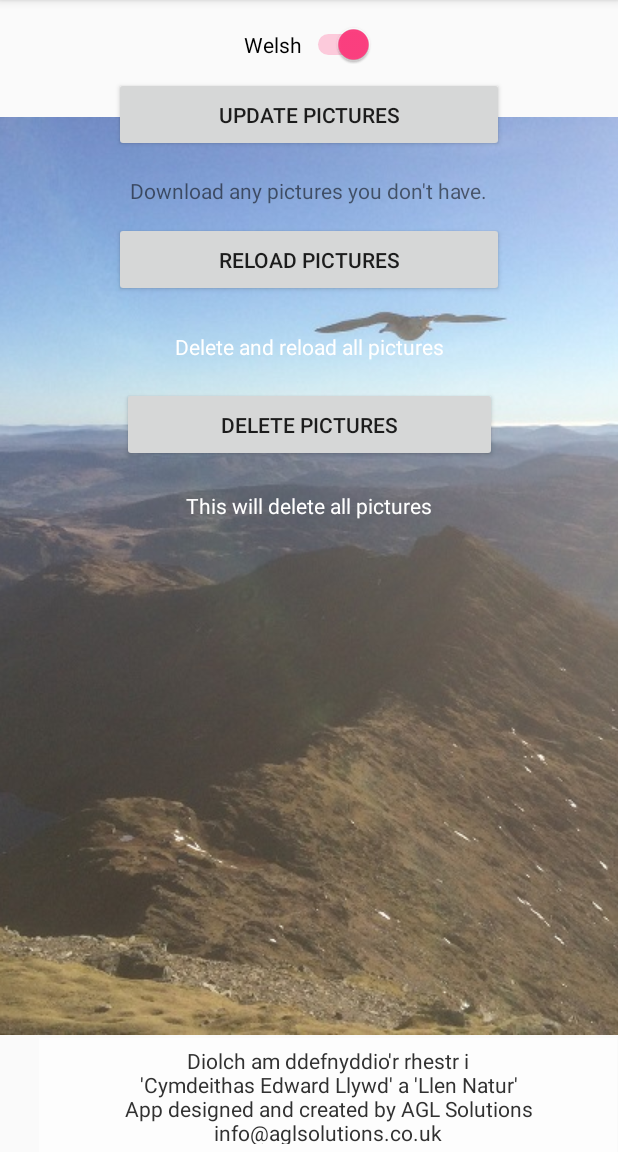
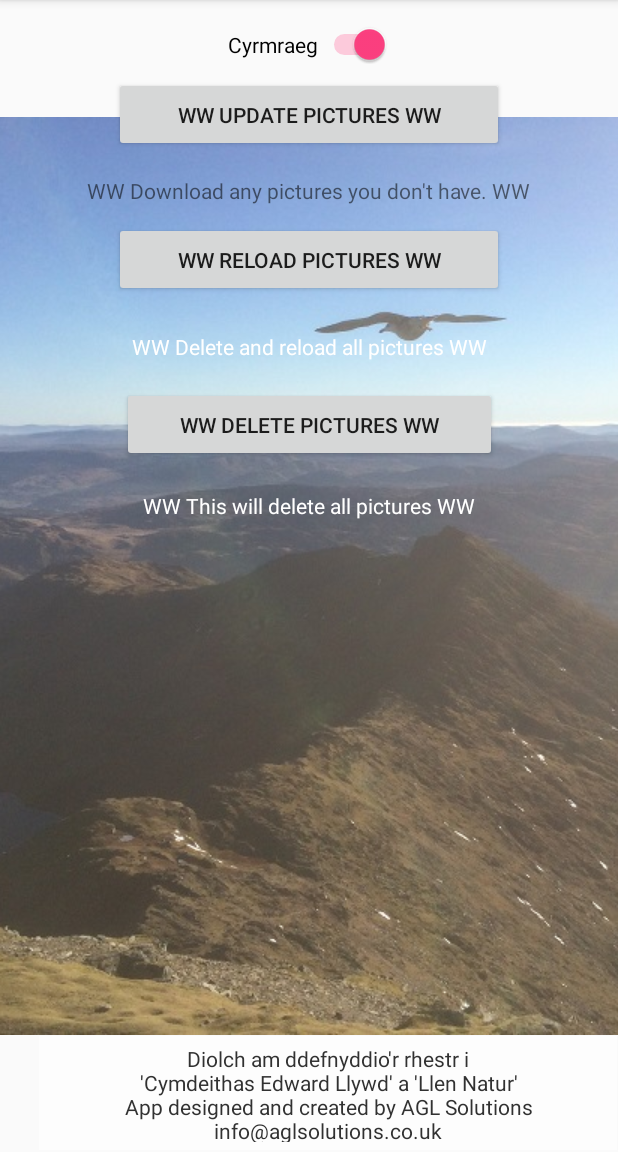
Before and after one commit to NylePudding/Birdwatching, an Android app: the SettingsActivity screen opened directly, with no data from a screen before it, after a tap on "English", on a phone screen of 412 x 824 dp, the part 84-1236 px from its top. Run offline under Robolectric (Android 15) with nearby library versions, the phone set to English and light mode, and no system bars.

Commit message:
Final commit without Welsh translations

```diff
--- a/app/src/main/java/uk/co/walesbirds/birdwatching/ListBirdsActivity.java
+++ b/app/src/main/java/uk/co/walesbirds/birdwatching/ListBirdsActivity.java
@@ -57,13 +57,11 @@ public class ListBirdsActivity extends AppCompatActivity {
             public void onClick(View v){
 
                 ukList = (!ukList);
-
                 if (ukList){
                     txtUkList.setText("Global list");
                 } else {
                     txtUkList.setText("UK list");
                 }
-
                 populateBirdList();
             }
         });
@@ -75,8 +73,6 @@ public class ListBirdsActivity extends AppCompatActivity {
                 displayKey();
             }
         });
-
-
 
     }
 
--- a/app/src/main/java/uk/co/walesbirds/birdwatching/SettingsActivity.java
+++ b/app/src/main/java/uk/co/walesbirds/birdwatching/SettingsActivity.java
@@ -11,7 +11,10 @@ import android.os.Bundle;
 import android.view.View;
 import android.widget.Button;
 import android.widget.Switch;
+import android.widget.TextView;
 import android.widget.Toast;
+
+import org.w3c.dom.Text;
 
 import java.io.File;
 import java.io.FileOutputStream;
@@ -31,6 +34,9 @@ public class SettingsActivity extends AppCompatActivity {
     Button btnUpdatePictures;
     Button btnReloadPictures;
     Button btnDeletePictures;
+    TextView txtUpdate;
+    TextView txtReload;
+    TextView txtDelete;
     ProgressDialog mProgressDialog;
 
 
@@ -43,26 +49,18 @@ public class SettingsActivity extends AppCompatActivity {
         btnUpdatePictures = (Button) findViewById(R.id.btnUpdatePictures);
         btnReloadPictures = (Button) findViewById(R.id.btnReloadPictures);
         btnDeletePictures = (Button) findViewById(R.id.btnDeletePictures);
+        txtUpdate = (TextView) findViewById(R.id.txtUpdate);
+        txtReload = (TextView) findViewById(R.id.txtReload);
+        txtDelete = (TextView) findViewById(R.id.txtDelete);
 
-        if (!Globals.english){
-            swLanguage.setChecked(true);
-            swLanguage.setText("Welsh");
-        }
-
+        setLanguage(Globals.english);
 
         swLanguage.setOnClickListener(new View.OnClickListener() {
 
             @Override
             public void onClick(View v) {
                 Globals.english = !(Globals.english);
-
-                if (Globals.english){
-                    swLanguage.setText("English");
-                } else {
-                    swLanguage.setText("Welsh");
-                }
-
-                System.out.println("ENGLISH??? " + Globals.english);
+                setLanguage(Globals.english);
             }
 
         });
@@ -72,7 +70,6 @@ public class SettingsActivity extends AppCompatActivity {
             @Override
             public void onClick(View v) {
                 System.out.println("Number of pictures: " + countPictures());
-
                 updatePictures();
 
             }
@@ -97,6 +94,28 @@ public class SettingsActivity extends AppCompatActivity {
             }
 
         });
+    }
+
+    private void setLanguage(boolean english){
+        if (english){
+            swLanguage.setChecked(false);
+            swLanguage.setText("English");
+            btnUpdatePictures.setText("UPDATE PICTURES");
+            txtUpdate.setText("Download any pictures you don't have.");
+            btnReloadPictures.setText("RELOAD PICTURES");
+            txtReload.setText("Delete and reload all pictures");
+            btnDeletePictures.setText("DELETE PICTURES");
+            txtDelete.setText("This will delete all pictures");
+        } else {
+            swLanguage.setChecked(true);
+            swLanguage.setText("Cyrmraeg");
+            btnUpdatePictures.setText("WW UPDATE PICTURES WW");
+            txtUpdate.setText("WW Download any pictures you don't have. WW");
+            btnReloadPictures.setText("WW RELOAD PICTURES WW");
+            txtReload.setText("WW Delete and reload all pictures WW");
+            btnDeletePictures.setText("WW DELETE PICTURES WW");
+            txtDelete.setText("WW This will delete all pictures WW");
+        }
     }
 
     /**
@@ -195,6 +214,8 @@ public class SettingsActivity extends AppCompatActivity {
             }
         }
 
+        Toast.makeText(getBaseContext(),"Pictures deleted...", Toast.LENGTH_SHORT).show();
+
     }
 
     /**
@@ -205,7 +226,7 @@ public class SettingsActivity extends AppCompatActivity {
 
         //Create a process dialogue for the download
         mProgressDialog = new ProgressDialog(SettingsActivity.this);
-        mProgressDialog.setMessage("Downloading " + totalPictures + " total pictures");
+        mProgressDialog.setMessage("Downloading " + totalPictures + " total pictures...");
         mProgressDialog.setIndeterminate(true);
         mProgressDialog.setProgressStyle(ProgressDialog.STYLE_HORIZONTAL);
         mProgressDialog.setCancelable(true);
--- a/app/src/main/java/uk/co/walesbirds/birdwatching/WelcomeActivity.java
+++ b/app/src/main/java/uk/co/walesbirds/birdwatching/WelcomeActivity.java
@@ -63,7 +63,10 @@ public class WelcomeActivity extends AppCompatActivity {
 
         txtVer.setText("Latest update: " + getLastUpdateDate());
 
+        //Download latest version if there is an internet connection
         if (isNetworkAvailable()) download();
+        txtVer.setText("Latest update: " + getLastUpdateDate());
+
 
         if (Globals.english){
             txtWelcome.setText("Select a category for translations");
@@ -84,7 +87,6 @@ public class WelcomeActivity extends AppCompatActivity {
                         initiateBirdEntries(false);
                     }
                 }
-
                 startActivity(new Intent(WelcomeActivity.this, ListBirdsActivity.class));
             }
         });
@@ -132,7 +134,7 @@ public class WelcomeActivity extends AppCompatActivity {
     }
 
     /**
-     *
+     *  A method to determine if the device is connected to the internet
      * @return boolean Is there internet connection
      */
     private boolean isNetworkAvailable() {
@@ -155,7 +157,7 @@ public class WelcomeActivity extends AppCompatActivity {
                 //Use that for file input
                 fis = openFileInput("birds.csv");
                 isr = new InputStreamReader(fis);
-            } else {  //Use permanent copy (probably out of date)
+            } else {  //Use permanent copy (out of date)
                 AssetManager am = getAssets();
                 isr = new InputStreamReader(am.open("birds.csv"));
             }
@@ -257,7 +259,7 @@ public class WelcomeActivity extends AppCompatActivity {
     /**
      * Method for getting the column indexes for the different birds
      * @param line The line of column headings
-     * @return int[] The indexes for teh column headings
+     * @return int[] The indexes for the column headings
      */
     private static int[] getColumnIndexes(String line){
 
@@ -380,7 +382,6 @@ public class WelcomeActivity extends AppCompatActivity {
         @Override
         protected void onPostExecute(String result) {
             mWakeLock.release();
-            //mProgressDialog.dismiss();
             if (result != null)
                 Toast.makeText(context,"Download error: "+result, Toast.LENGTH_LONG).show();
             else
@@ -394,24 +395,7 @@ public class WelcomeActivity extends AppCompatActivity {
      * Method for downloading the Bird data file
      */
     private void download(){
-
-        //mProgressDialog = new ProgressDialog(WelcomeActivity.this);
-        //mProgressDialog.setMessage("Downloading data...");
-        //mProgressDialog.setIndeterminate(true);
-        //mProgressDialog.setProgressStyle(ProgressDialog.STYLE_HORIZONTAL);
-        //mProgressDialog.setCancelable(true);
-
         final DownloadTask downloadTask = new DownloadTask(WelcomeActivity.this);
         downloadTask.execute("https://docs.google.com/spreadsheets/d/1fmy92PagupIXIo8zExLhGSNjxVKKz493jgTxOly595A/export?format=csv");
-
-        /*
-        mProgressDialog.setOnCancelListener(new DialogInterface.OnCancelListener() {
-            @Override
-            public void onCancel(DialogInterface dialog) {
-                downloadTask.cancel(true);
-            }
-
-        });
-        */
     }
 }
--- a/app/src/main/res/layout/activity_settings.xml
+++ b/app/src/main/res/layout/activity_settings.xml
@@ -32,7 +32,7 @@
         app:layout_constraintLeft_toLeftOf="parent" />
 
     <TextView
-        android:id="@+id/textView"
+        android:id="@+id/txtUpdate"
         android:layout_width="wrap_content"
         android:layout_height="wrap_content"
         android:layout_marginTop="16dp"
@@ -49,14 +49,14 @@
         android:layout_height="50dp"
         android:layout_marginTop="11dp"
         android:text="Reload Pictures"
-        app:layout_constraintTop_toBottomOf="@+id/textView"
+        app:layout_constraintTop_toBottomOf="@+id/txtUpdate"
         android:layout_marginRight="8dp"
         app:layout_constraintRight_toRightOf="parent"
         android:layout_marginLeft="8dp"
         app:layout_constraintLeft_toLeftOf="parent" />
 
     <TextView
-        android:id="@+id/textView2"
+        android:id="@+id/txtReload"
         android:layout_width="wrap_content"
         android:layout_height="wrap_content"
         android:layout_marginTop="23dp"
@@ -69,17 +69,17 @@
         android:textColor="#FFFFFF" />
 
     <TextView
-        android:id="@+id/textView3"
+        android:id="@+id/txtDelete"
         android:layout_width="wrap_content"
         android:layout_height="wrap_content"
         android:layout_marginLeft="8dp"
         android:layout_marginRight="8dp"
         android:layout_marginTop="19dp"
         android:text="This will delete all pictures"
+        android:textColor="#FFFFFF"
         app:layout_constraintLeft_toLeftOf="parent"
         app:layout_constraintRight_toRightOf="parent"
-        app:layout_constraintTop_toBottomOf="@+id/btnDeletePictures"
-        android:textColor="#FFFFFF" />
+        app:layout_constraintTop_toBottomOf="@+id/btnDeletePictures" />
 
     <Button
         android:id="@+id/btnDeletePictures"
@@ -87,7 +87,7 @@
         android:layout_height="50dp"
         android:layout_marginTop="17dp"
         android:text="Delete Pictures"
-        app:layout_constraintTop_toBottomOf="@+id/textView2"
+        app:layout_constraintTop_toBottomOf="@+id/txtReload"
         android:layout_marginRight="8dp"
         app:layout_constraintRight_toRightOf="parent"
         android:layout_marginLeft="8dp"
@@ -97,7 +97,7 @@
         android:id="@+id/txtCredits"
         android:layout_width="385dp"
         android:layout_height="76dp"
-        android:layout_marginBottom="0dp"
+        android:layout_marginBottom="1dp"
         android:background="#a2ffffff"
         android:padding="5dp"
         android:text="Diolch am ddefnyddio'r rhestr i\n'Cymdeithas Edward Llywd' a 'Llen Natur'\nApp designed and created by AGL Solutions\ninfo@aglsolutions.co.uk"
--- a/app/src/main/res/layout/activity_view_bird.xml
+++ b/app/src/main/res/layout/activity_view_bird.xml
@@ -44,9 +44,7 @@
             android:id="@+id/txtBirdDetails"
             android:layout_width="275dp"
             android:layout_height="125dp"
-            android:layout_below="@+id/txtBirdName"
-            android:layout_centerHorizontal="true"
-            android:layout_marginTop="14dp"
+            android:layout_marginTop="13dp"
             android:background="#a2ffffff"
             android:padding="5dp"
             android:text="TextView"
@@ -55,7 +53,9 @@
             app:layout_constraintHorizontal_bias="0.505"
             app:layout_constraintLeft_toLeftOf="parent"
             app:layout_constraintRight_toRightOf="parent"
-            app:layout_constraintTop_toBottomOf="@+id/txtBirdName" />
+            app:layout_constraintTop_toBottomOf="@+id/txtBirdName"
+            android:layout_below="@+id/txtBirdName"
+            android:layout_centerHorizontal="true" />
 
         <ImageView
             android:id="@+id/imgBird"
```
